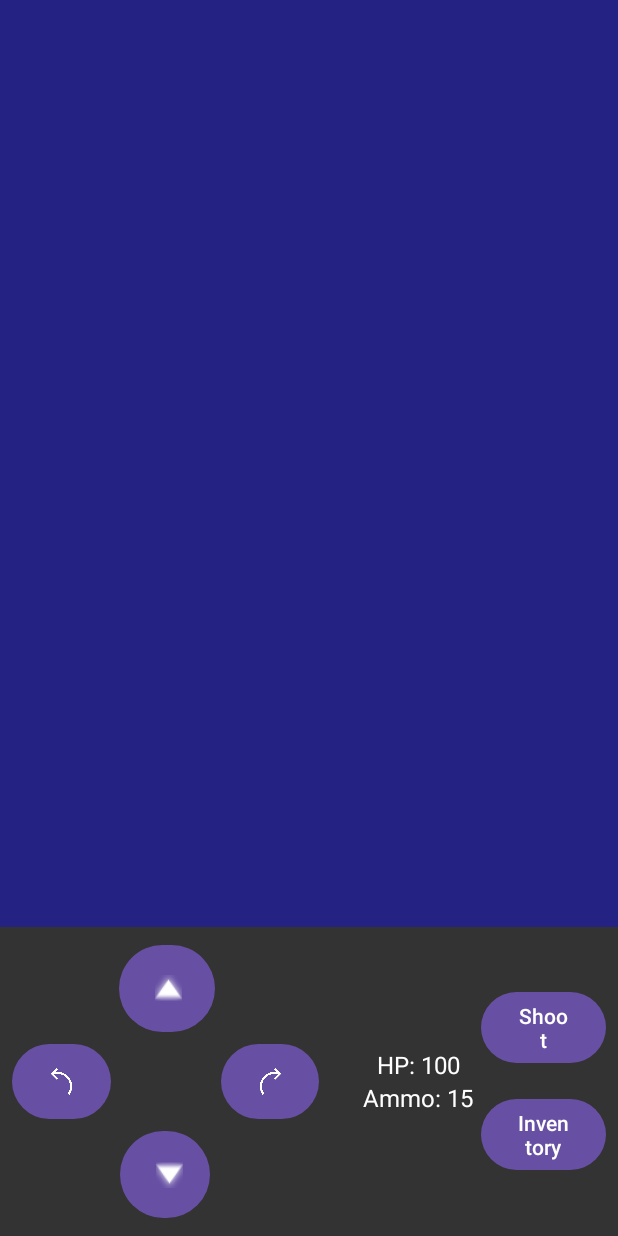
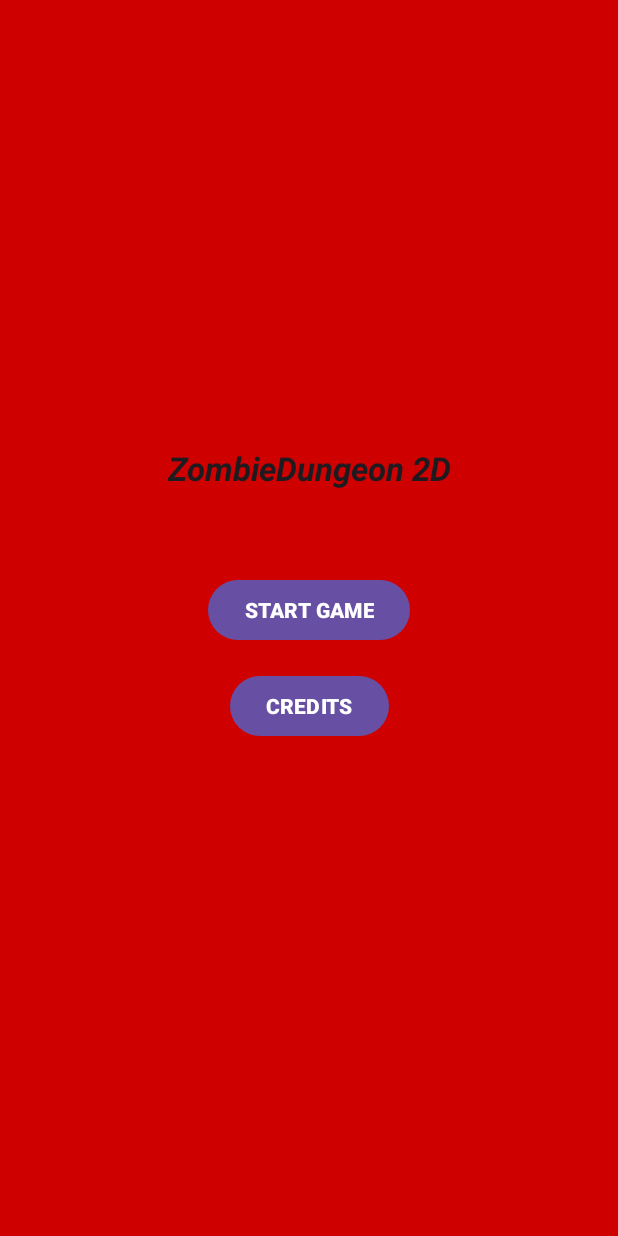
Before and after one commit to elingeniero-skully/ZombieDungeon, an Android app: the screen it shows after launch (MainActivity), on a phone screen of 412 x 824 dp. Run offline under Robolectric (Android 15) with nearby library versions, the phone set to English and light mode, and no system bars.

Commit message:
Main menu added

```diff
--- a/app/src/main/java/com/example/labyrinthe/MainActivity.kt
+++ b/app/src/main/java/com/example/labyrinthe/MainActivity.kt
@@ -1,11 +1,49 @@
 package com.example.labyrinthe
 
+import android.os.Bundle
+import android.widget.Button
 import androidx.appcompat.app.AppCompatActivity
-import android.os.Bundle
 
 class MainActivity : AppCompatActivity() {
+
+    // When opening the app (=onCreate) the executed fun by default is showMainMenu()
     override fun onCreate(savedInstanceState: Bundle?) {
         super.onCreate(savedInstanceState)
+        showMainMenu()
+    }
+
+    // Definition of the functions that give life to the layouts
+    private fun showMainMenu() {
+        //Sets the content on screen to be the .xml file specified inside brackets
+        setContentView(R.layout.main_menu)
+
+        // Findng the buttons on the main menu's layout
+        val startGameButton = findViewById<Button>(R.id.StartGame)
+        val creditsButton = findViewById<Button>(R.id.Credits)
+
+        // Putting the buttons on listener to execute the function below when clicked
+        startGameButton.setOnClickListener {
+            showGame()
+        }
+
+        creditsButton.setOnClickListener {
+            showCredits()
+        }
+    }
+
+    private fun showGame() {
         setContentView(R.layout.activity_main)
+
+        // Ici tu peux initialiser ton moteur de jeu ou tes éléments
+        // ex : startGameLoop(), initPlayer(), etc.
+    }
+
+    private fun showCredits() {
+        setContentView(R.layout.credits)
+
+        val backButton = findViewById<Button>(R.id.back_main_menu)
+        backButton.setOnClickListener {
+            showMainMenu()
+        }
     }
 }
--- a/app/src/main/res/layout/activity_main.xml
+++ b/app/src/main/res/layout/activity_main.xml
@@ -8,13 +8,15 @@
 
     <!-- Map / Game View (3/4 of screen) -->
 
-    <!-- Controls / Stats (1/4 of screen) -->
     <FrameLayout
         android:id="@+id/gameMapContainer"
         android:layout_width="match_parent"
         android:layout_height="0dp"
         android:layout_weight="3"
         android:background="#242282" />
+
+
+    <!-- Controls / Stats (1/4 of screen) -->
 
     <LinearLayout
         android:id="@+id/controlPanel"
--- /dev/null
+++ b/app/src/main/res/layout/main_menu.xml
@@ -0,0 +1,65 @@
+<?xml version="1.0" encoding="utf-8"?>
+<androidx.constraintlayout.widget.ConstraintLayout xmlns:android="http://schemas.android.com/apk/res/android"
+    xmlns:app="http://schemas.android.com/apk/res-auto"
+    xmlns:tools="http://schemas.android.com/tools"
+    android:layout_width="match_parent"
+    android:layout_height="match_parent"
+    android:background="#CE0000"
+    tools:context=".MainActivity">
+
+    <!-- Main Title -->
+    <TextView
+        android:id="@+id/Title"
+        android:layout_width="wrap_content"
+        android:layout_height="wrap_content"
+
+        android:text="ZombieDungeon 2D"
+        android:textAlignment="center"
+        android:textAppearance="@style/TextAppearance.AppCompat.Large"
+        android:textStyle="bold|italic"
+
+        app:layout_constraintTop_toTopOf="parent"
+        app:layout_constraintStart_toStartOf="parent"
+        app:layout_constraintEnd_toEndOf="parent"
+        app:layout_constraintBottom_toTopOf="@+id/StartGame"
+        app:layout_constraintVertical_chainStyle="packed"
+
+        android:layout_marginBottom="32dp" />
+
+    <!-- Start Game Button -->
+    <Button
+        android:id="@+id/StartGame"
+        android:layout_width="wrap_content"
+        android:layout_height="wrap_content"
+
+        android:text="Start Game"
+        android:textAllCaps="true"
+        android:textColorLink="#9C27B0"
+        android:textStyle="bold"
+
+        app:layout_constraintTop_toBottomOf="@+id/Title"
+        app:layout_constraintStart_toStartOf="parent"
+        app:layout_constraintEnd_toEndOf="parent"
+        app:layout_constraintBottom_toTopOf="@+id/Credits"
+
+        android:layout_marginTop="24dp"
+        android:layout_marginBottom="16dp" />
+
+    <!-- Credits Button -->
+    <Button
+        android:id="@+id/Credits"
+        android:layout_width="wrap_content"
+        android:layout_height="wrap_content"
+
+        android:text="Credits"
+        android:textAllCaps="true"
+        android:textStyle="bold"
+
+        app:layout_constraintTop_toBottomOf="@+id/StartGame"
+        app:layout_constraintBottom_toBottomOf="parent"
+        app:layout_constraintStart_toStartOf="parent"
+        app:layout_constraintEnd_toEndOf="parent"
+
+        android:layout_marginBottom="32dp" />
+
+</androidx.constraintlayout.widget.ConstraintLayout>
--- /dev/null
+++ b/app/src/main/res/layout/pause_menu.xml
@@ -0,0 +1,6 @@
+<?xml version="1.0" encoding="utf-8"?>
+<androidx.constraintlayout.widget.ConstraintLayout xmlns:android="http://schemas.android.com/apk/res/android"
+    android:layout_width="match_parent"
+    android:layout_height="match_parent">
+
+</androidx.constraintlayout.widget.ConstraintLayout>
```
Also changed, not shown: app/src/main/res/layout/credits.xml (added, +75 -0 lines).
